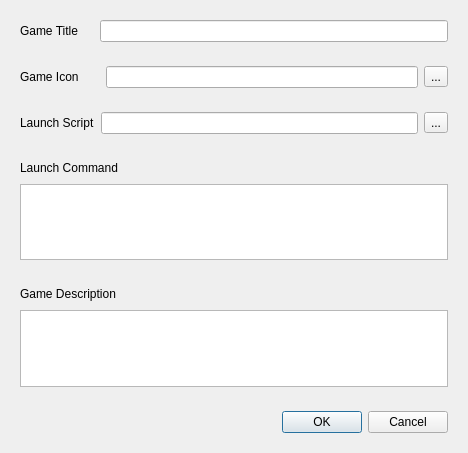
TRACTOR-MAN/Pretty_Game_Launcher, file UI/add_new_game_dialogue.ui: the form before one commit.
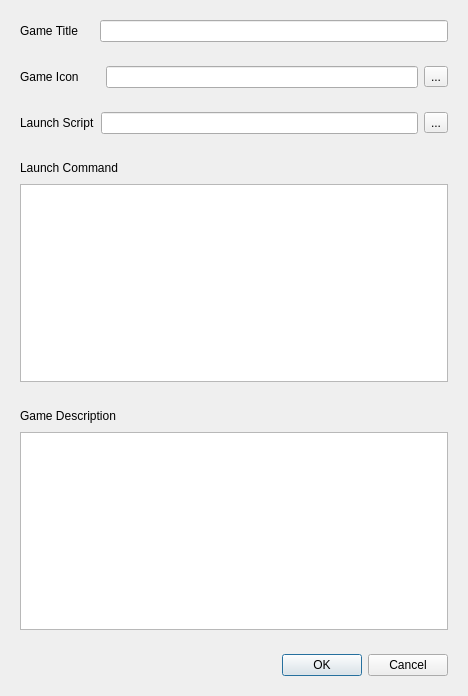
The form after the commit.

```diff
--- a/UI/add_new_game_dialogue.ui
+++ b/UI/add_new_game_dialogue.ui
@@ -7,7 +7,7 @@
     <x>0</x>
     <y>0</y>
     <width>468</width>
-    <height>453</height>
+    <height>696</height>
    </rect>
   </property>
   <property name="sizePolicy">
```
Left out of the diff: 64 changed lines with no effect on the pictures.
